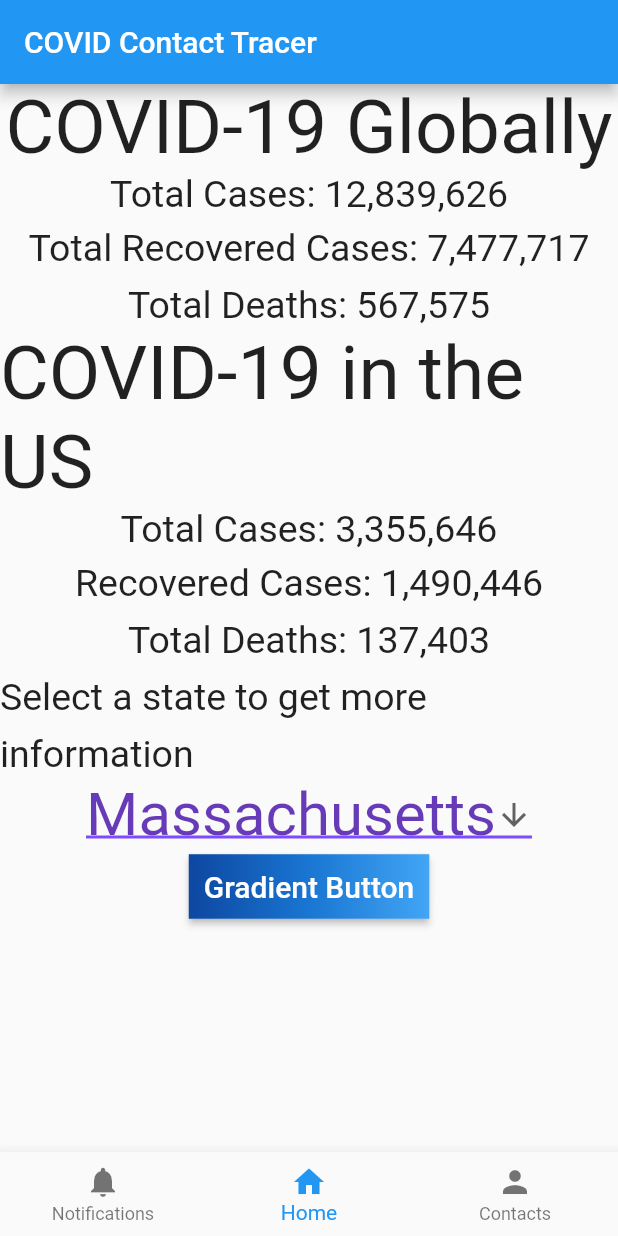
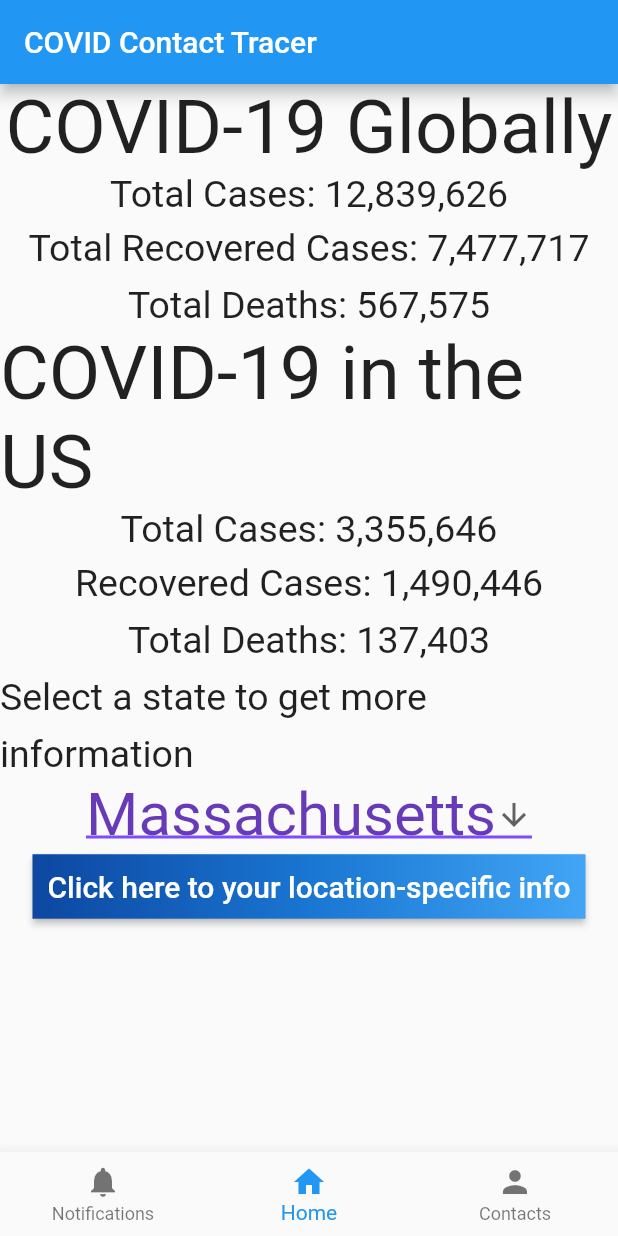
Before and after one commit to akshayaravi222/COVID-19-Contact-Tracker, a Flutter app: the screen it shows after launch, on a phone screen of 412 x 824 dp. Run offline on Flutter 3.47's test engine with Material 2 defaults, Android fonts, the phone set to English and light mode, and no system bars.

```diff
--- a/lib/home_widget.dart
+++ b/lib/home_widget.dart
@@ -110,9 +110,6 @@ class _HomeState extends State<Home> {
             items: <String>[
               'Free',
               'Massachusetts',
-              'New York',
-              'Texas',
-              'Florida'
             ].map<DropdownMenuItem<String>>((String value) {
               return DropdownMenuItem<String>(
                 value: value,
@@ -143,7 +140,7 @@ class _HomeState extends State<Home> {
               ),
               padding: const EdgeInsets.all(10.0),
               child:
-              const Text('Gradient Button', style: TextStyle(fontSize: 20)),
+              const Text('Click here to your location-specific info', style: TextStyle(fontSize: 20)),
             ),
           ),
         ]),
```
Also changed, not shown: lib/notifs.dart (added, +54 -0 lines).
